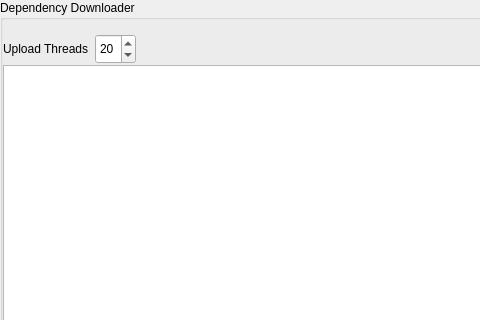
First picture: the form in plugins/dependency_uploader/gui/uploader_background_widget.ui, repository MayaFramework/Framework, before the edit; both pictures show x 0 to 480 and y 0 to 320 of the 602 by 457 pixel window.
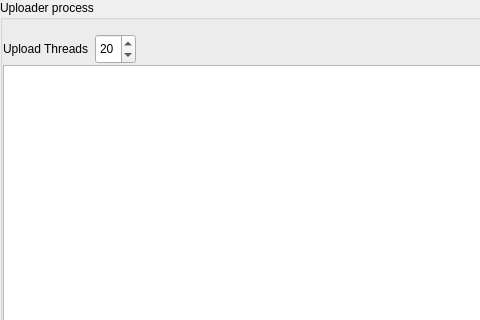
Second picture: the form after the edit.

```diff
--- a/plugins/dependency_uploader/gui/uploader_background_widget.ui
+++ b/plugins/dependency_uploader/gui/uploader_background_widget.ui
@@ -32,7 +32,7 @@
    <item>
     <widget class="QGroupBox" name="groupBox">
      <property name="title">
-      <string>Dependency Downloader</string>
+      <string>Uploader process</string>
      </property>
      <layout class="QVBoxLayout" name="verticalLayout_2">
       <property name="spacing">
```
Left out of the diff: 11 changed lines with no effect on the pictures.
